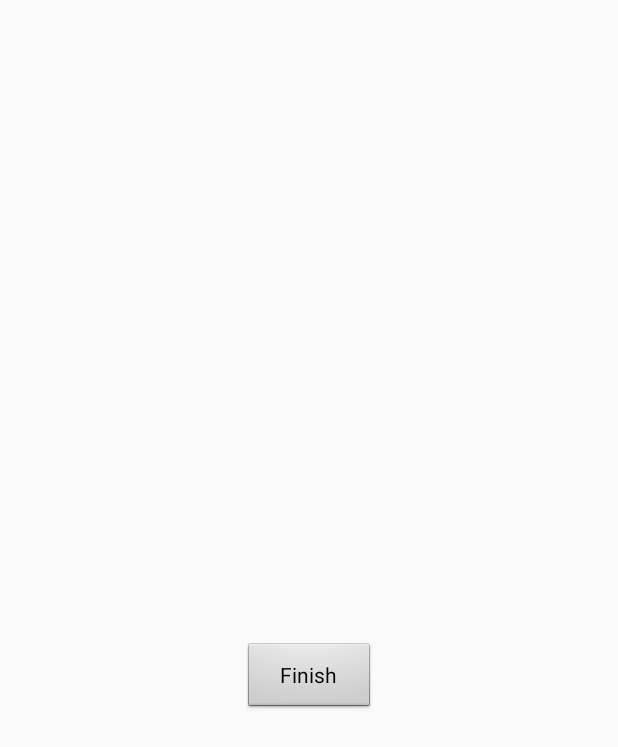
After one commit to chinmayrawool/TheGameDB, an Android app: the layout activity_similar_games.xml on its own in the app's theme, with its tools: preview values and no code run, on a phone screen of 412 x 824 dp. The commit adds this screen. Shown: the top 747 px of the screen. Run offline under Robolectric (Android 15) with nearby library versions, the phone set to English and light mode, and no system bars.

```diff
--- a/app/src/main/java/com/mad/thegamedb/MainActivity.java
+++ b/app/src/main/java/com/mad/thegamedb/MainActivity.java
@@ -75,9 +75,6 @@ public class MainActivity extends AppCompatActivity implements GetDataAsync.Game
                 progressDialog.show();
                 new GetGameDetails(MainActivity.this).execute(url);
 
-                //new activity
-
-
             }
         });
 
@@ -122,6 +119,7 @@ public class MainActivity extends AppCompatActivity implements GetDataAsync.Game
     public void sendGameDetails(GameOverview game) {
         progressDialog.dismiss();
         Log.d("game details",game.toString());
+        //calling new activity
         Intent intent = new Intent(this,GameDetails.class);
         intent.putExtra(GAME_KEY,game);
         startActivity(intent);
--- /dev/null
+++ b/app/src/main/res/layout/activity_similar_games.xml
@@ -0,0 +1,38 @@
+<?xml version="1.0" encoding="utf-8"?>
+<LinearLayout xmlns:android="http://schemas.android.com/apk/res/android"
+    xmlns:tools="http://schemas.android.com/tools"
+    android:id="@+id/activity_similar_games"
+    android:layout_width="match_parent"
+    android:layout_height="match_parent"
+    android:orientation="vertical"
+    tools:context="com.mad.thegamedb.SimilarGames"
+    android:weightSum="1">
+
+    <TextView
+        android:layout_width="match_parent"
+        android:id="@+id/tv_similar_games"
+        android:layout_height="50dp" />
+
+    <ScrollView
+        android:layout_width="match_parent"
+        android:layout_height="100dp"
+        android:layout_weight="0.27">
+        <LinearLayout
+            android:layout_width="match_parent"
+            android:layout_height="match_parent"
+            android:id="@+id/linear_similar_games"
+            android:orientation="vertical">
+
+        </LinearLayout>
+    </ScrollView>
+
+    <Button
+        android:text="@string/btn_finish"
+        android:layout_width="wrap_content"
+        android:layout_height="wrap_content"
+        android:id="@+id/btn_similar_finish"
+        android:layout_gravity="center"
+        style="@android:style/Widget.Button"
+        android:layout_marginTop="150dp"/>
+
+</LinearLayout>
```
Also changed, not shown: app/src/main/AndroidManifest.xml (+7 -2 lines), app/src/main/java/com/mad/thegamedb/GameDetails.java (+25 -2 lines), app/src/main/java/com/mad/thegamedb/GameOverview.java (+53 -2 lines), app/src/main/java/com/mad/thegamedb/GameOverviewUtil.java (+18 -2 lines), app/src/main/java/com/mad/thegamedb/SimilarGames.java (added, +50 -0 lines).
